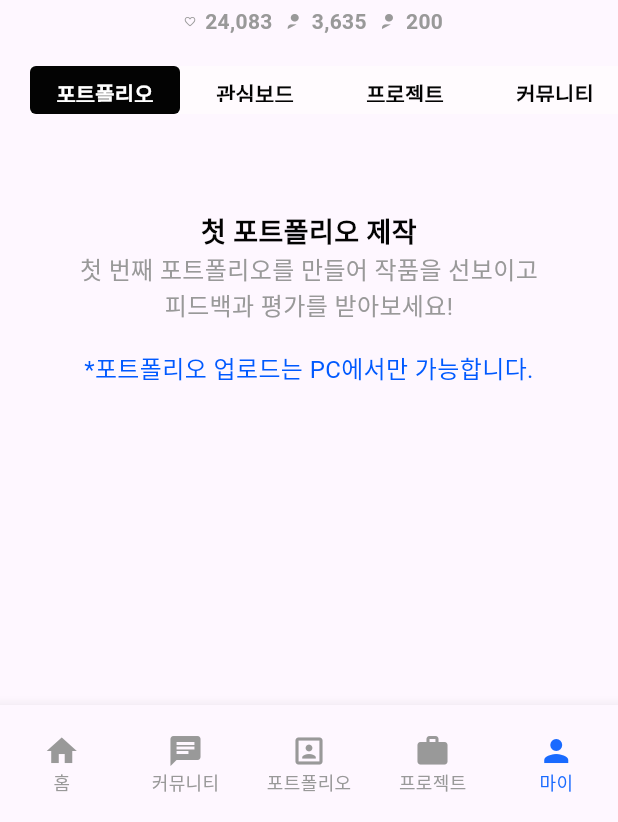
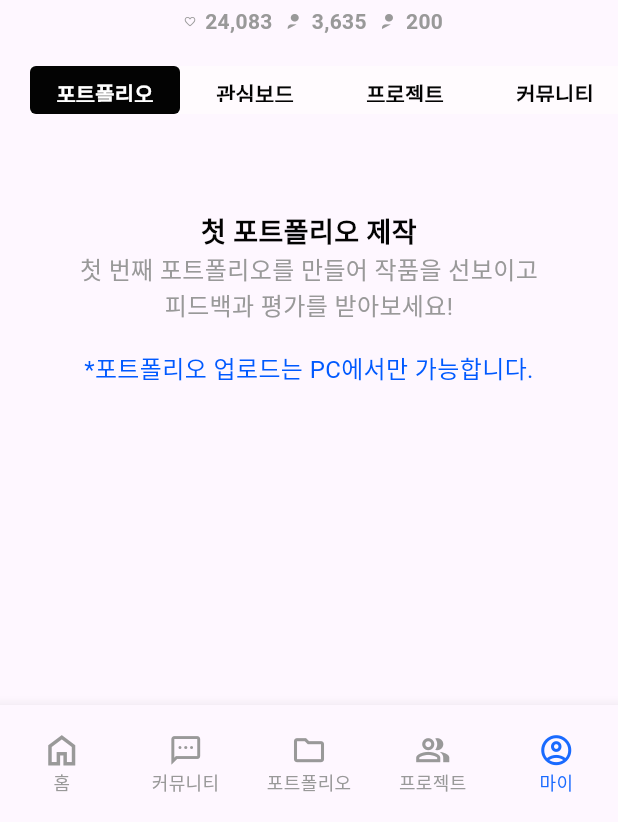
Before and after one commit to 9weeks-app-web/Team-6, a Flutter app: the AppWrapper screen opened by its route, item 5 of the bottom bar chosen, on a phone screen of 412 x 824 dp, the part 414-1236 px from its top. Run offline on Flutter 3.47's test engine with Material 3 defaults, Android fonts, the light colour scheme and no system bars; our stand-ins replace dotted_border, equatable, file_picker, flutter_riverpod, flutter_svg, fluttertoast and 2 more; accounts and stored records are empty; Roboto replaces fonts that are missing (Pretendard).

Commit message:
add custom icon

```diff
--- a/lib/custom_icons_icons.dart
+++ b/lib/custom_icons_icons.dart
@@ -21,72 +21,43 @@ class CustomIcons {
   static const _kFontFam = 'CustomIcons';
   static const String? _kFontPkg = null;
 
-  static const IconData icon_check =
-      IconData(0xe800, fontFamily: _kFontFam, fontPackage: _kFontPkg);
-  static const IconData icon_goback =
-      IconData(0xe801, fontFamily: _kFontFam, fontPackage: _kFontPkg);
-  static const IconData icon_go =
-      IconData(0xe802, fontFamily: _kFontFam, fontPackage: _kFontPkg);
-  static const IconData icon_edit =
-      IconData(0xe804, fontFamily: _kFontFam, fontPackage: _kFontPkg);
-  static const IconData icon_follow =
-      IconData(0xe806, fontFamily: _kFontFam, fontPackage: _kFontPkg);
-  static const IconData icon_following =
-      IconData(0xe807, fontFamily: _kFontFam, fontPackage: _kFontPkg);
-  static const IconData icon_delete =
-      IconData(0xe808, fontFamily: _kFontFam, fontPackage: _kFontPkg);
-  static const IconData icon_share =
-      IconData(0xe809, fontFamily: _kFontFam, fontPackage: _kFontPkg);
-  static const IconData icon_arrow_down =
-      IconData(0xe80a, fontFamily: _kFontFam, fontPackage: _kFontPkg);
-  static const IconData icon_boardedit =
-      IconData(0xe80b, fontFamily: _kFontFam, fontPackage: _kFontPkg);
-  static const IconData icon_arrow_up =
-      IconData(0xe80c, fontFamily: _kFontFam, fontPackage: _kFontPkg);
-  static const IconData icon_more =
-      IconData(0xe80d, fontFamily: _kFontFam, fontPackage: _kFontPkg);
-  static const IconData icon_unlock =
-      IconData(0xe80e, fontFamily: _kFontFam, fontPackage: _kFontPkg);
-  static const IconData icon_lock =
-      IconData(0xe80f, fontFamily: _kFontFam, fontPackage: _kFontPkg);
-  static const IconData icon_send_able =
-      IconData(0xe811, fontFamily: _kFontFam, fontPackage: _kFontPkg);
-  static const IconData icon_add_1 =
-      IconData(0xe812, fontFamily: _kFontFam, fontPackage: _kFontPkg);
-  static const IconData icon_plus_s =
-      IconData(0xe813, fontFamily: _kFontFam, fontPackage: _kFontPkg);
-  static const IconData icon_like_unfill =
-      IconData(0xe814, fontFamily: _kFontFam, fontPackage: _kFontPkg);
-  static const IconData icon_like_fill =
-      IconData(0xe815, fontFamily: _kFontFam, fontPackage: _kFontPkg);
-  static const IconData icon_mail =
-      IconData(0xe816, fontFamily: _kFontFam, fontPackage: _kFontPkg);
-  static const IconData icon_save =
-      IconData(0xe817, fontFamily: _kFontFam, fontPackage: _kFontPkg);
-  static const IconData icon_share_1 =
-      IconData(0xe818, fontFamily: _kFontFam, fontPackage: _kFontPkg);
-  static const IconData icon_favorite_1 =
-      IconData(0xe819, fontFamily: _kFontFam, fontPackage: _kFontPkg);
-  static const IconData icon_visibility =
-      IconData(0xe81a, fontFamily: _kFontFam, fontPackage: _kFontPkg);
-  static const IconData icon_send =
-      IconData(0xe81b, fontFamily: _kFontFam, fontPackage: _kFontPkg);
-  static const IconData icon_work =
-      IconData(0xe81c, fontFamily: _kFontFam, fontPackage: _kFontPkg);
-  static const IconData icon_suggest =
-      IconData(0xe81d, fontFamily: _kFontFam, fontPackage: _kFontPkg);
-  static const IconData icon_cancelback =
-      IconData(0xe81f, fontFamily: _kFontFam, fontPackage: _kFontPkg);
-  static const IconData icon_feedback =
-      IconData(0xe820, fontFamily: _kFontFam, fontPackage: _kFontPkg);
-  static const IconData icon_reply =
-      IconData(0xe821, fontFamily: _kFontFam, fontPackage: _kFontPkg);
-  static const IconData icon_star =
-      IconData(0xe822, fontFamily: _kFontFam, fontPackage: _kFontPkg);
-  static const IconData icon_tune =
-      IconData(0xe823, fontFamily: _kFontFam, fontPackage: _kFontPkg);
-  static const IconData icon_edit_1 =
-      IconData(0xe824, fontFamily: _kFontFam, fontPackage: _kFontPkg);
-  static const IconData icon_photoreplace =
-      IconData(0xe825, fontFamily: _kFontFam, fontPackage: _kFontPkg);
+  static const IconData icon_check = IconData(0xe800, fontFamily: _kFontFam, fontPackage: _kFontPkg);
+  static const IconData icon_goback = IconData(0xe801, fontFamily: _kFontFam, fontPackage: _kFontPkg);
+  static const IconData icon_go = IconData(0xe802, fontFamily: _kFontFam, fontPackage: _kFontPkg);
+  static const IconData icon_community = IconData(0xe803, fontFamily: _kFontFam, fontPackage: _kFontPkg);
+  static const IconData icon_edit = IconData(0xe804, fontFamily: _kFontFam, fontPackage: _kFontPkg);
+  static const IconData icon_portfolio = IconData(0xe805, fontFamily: _kFontFam, fontPackage: _kFontPkg);
+  static const IconData icon_follow = IconData(0xe806, fontFamily: _kFontFam, fontPackage: _kFontPkg);
+  static const IconData icon_following = IconData(0xe807, fontFamily: _kFontFam, fontPackage: _kFontPkg);
+  static const IconData icon_delete = IconData(0xe808, fontFamily: _kFontFam, fontPackage: _kFontPkg);
+  static const IconData icon_share = IconData(0xe809, fontFamily: _kFontFam, fontPackage: _kFontPkg);
+  static const IconData icon_arrow_down = IconData(0xe80a, fontFamily: _kFontFam, fontPackage: _kFontPkg);
+  static const IconData icon_boardedit = IconData(0xe80b, fontFamily: _kFontFam, fontPackage: _kFontPkg);
+  static const IconData icon_arrow_up = IconData(0xe80c, fontFamily: _kFontFam, fontPackage: _kFontPkg);
+  static const IconData icon_more = IconData(0xe80d, fontFamily: _kFontFam, fontPackage: _kFontPkg);
+  static const IconData icon_unlock = IconData(0xe80e, fontFamily: _kFontFam, fontPackage: _kFontPkg);
+  static const IconData icon_lock = IconData(0xe80f, fontFamily: _kFontFam, fontPackage: _kFontPkg);
+  static const IconData icon_project = IconData(0xe810, fontFamily: _kFontFam, fontPackage: _kFontPkg);
+  static const IconData icon_send_able = IconData(0xe811, fontFamily: _kFontFam, fontPackage: _kFontPkg);
+  static const IconData icon_add_1 = IconData(0xe812, fontFamily: _kFontFam, fontPackage: _kFontPkg);
+  static const IconData icon_plus_s = IconData(0xe813, fontFamily: _kFontFam, fontPackage: _kFontPkg);
+  static const IconData icon_like_unfill = IconData(0xe814, fontFamily: _kFontFam, fontPackage: _kFontPkg);
+  static const IconData icon_like_fill = IconData(0xe815, fontFamily: _kFontFam, fontPackage: _kFontPkg);
+  static const IconData icon_mail = IconData(0xe816, fontFamily: _kFontFam, fontPackage: _kFontPkg);
+  static const IconData icon_save = IconData(0xe817, fontFamily: _kFontFam, fontPackage: _kFontPkg);
+  static const IconData icon_share_1 = IconData(0xe818, fontFamily: _kFontFam, fontPackage: _kFontPkg);
+  static const IconData icon_favorite_1 = IconData(0xe819, fontFamily: _kFontFam, fontPackage: _kFontPkg);
+  static const IconData icon_visibility = IconData(0xe81a, fontFamily: _kFontFam, fontPackage: _kFontPkg);
+  static const IconData icon_send = IconData(0xe81b, fontFamily: _kFontFam, fontPackage: _kFontPkg);
+  static const IconData icon_work = IconData(0xe81c, fontFamily: _kFontFam, fontPackage: _kFontPkg);
+  static const IconData icon_suggest = IconData(0xe81d, fontFamily: _kFontFam, fontPackage: _kFontPkg);
+  static const IconData icon_my = IconData(0xe81e, fontFamily: _kFontFam, fontPackage: _kFontPkg);
+  static const IconData icon_cancelback = IconData(0xe81f, fontFamily: _kFontFam, fontPackage: _kFontPkg);
+  static const IconData icon_feedback = IconData(0xe820, fontFamily: _kFontFam, fontPackage: _kFontPkg);
+  static const IconData icon_reply = IconData(0xe821, fontFamily: _kFontFam, fontPackage: _kFontPkg);
+  static const IconData icon_star = IconData(0xe822, fontFamily: _kFontFam, fontPackage: _kFontPkg);
+  static const IconData icon_tune = IconData(0xe823, fontFamily: _kFontFam, fontPackage: _kFontPkg);
+  static const IconData icon_edit_1 = IconData(0xe824, fontFamily: _kFontFam, fontPackage: _kFontPkg);
+  static const IconData icon_photoreplace = IconData(0xe825, fontFamily: _kFontFam, fontPackage: _kFontPkg);
+  static const IconData icon_home = IconData(0xe826, fontFamily: _kFontFam, fontPackage: _kFontPkg);
 }
--- a/lib/view/app_wrapper.dart
+++ b/lib/view/app_wrapper.dart
@@ -1,5 +1,6 @@
 import 'package:flutter/material.dart';
 import 'package:flutter_app/common.dart';
+import 'package:flutter_app/custom_icons_icons.dart';
 import 'package:flutter_app/view/pages/community_pages/community_page.dart';
 import 'package:flutter_app/view/pages/main_page.dart';
 import 'package:flutter_app/view/pages/my_pages/my_page.dart';
@@ -16,7 +17,7 @@ class AppWrapper extends ConsumerWidget {
     var pageIndex = ref.watch(appwrapperProvider);
 
     final List<Widget> pageOptions = <Widget>[
-      MainPage(),
+      const MainPage(),
       const CommunityPage(),
       const PortfolioPage(),
       const ProjectPage(),
@@ -39,23 +40,23 @@ class AppWrapper extends ConsumerWidget {
             },
             items: const [
               BottomNavigationBarItem(
-                icon: Icon(Icons.home, size: 24),
+                icon: Icon(CustomIcons.icon_home, size: 24),
                 label: '홈',
               ),
               BottomNavigationBarItem(
-                icon: Icon(Icons.chat, size: 24),
+                icon: Icon(CustomIcons.icon_community, size: 24),
                 label: '커뮤니티',
               ),
               BottomNavigationBarItem(
-                icon: Icon(Icons.portrait, size: 24),
+                icon: Icon(CustomIcons.icon_portfolio, size: 24),
                 label: '포트폴리오',
               ),
               BottomNavigationBarItem(
-                icon: Icon(Icons.work, size: 24),
+                icon: Icon(CustomIcons.icon_project, size: 24),
                 label: '프로젝트',
               ),
               BottomNavigationBarItem(
-                icon: Icon(Icons.person, size: 24),
+                icon: Icon(CustomIcons.icon_my, size: 24),
                 label: '마이',
               ),
             ],
```
Also changed, not shown: fonts/CustomIcons.ttf, pubspec.lock.
